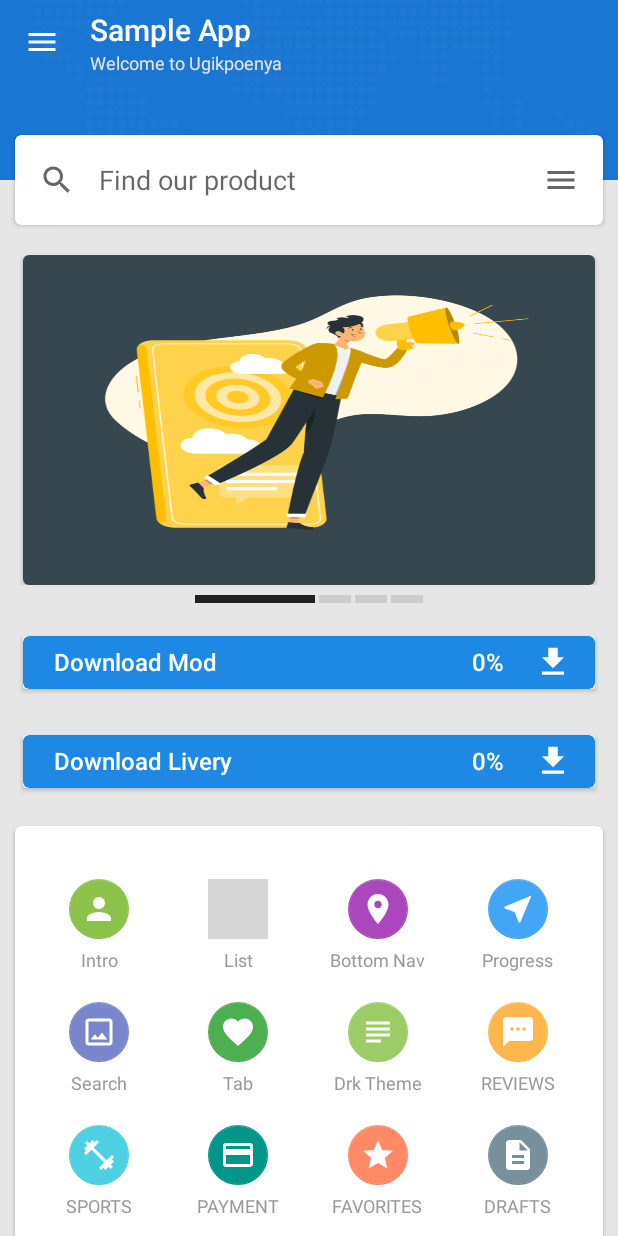
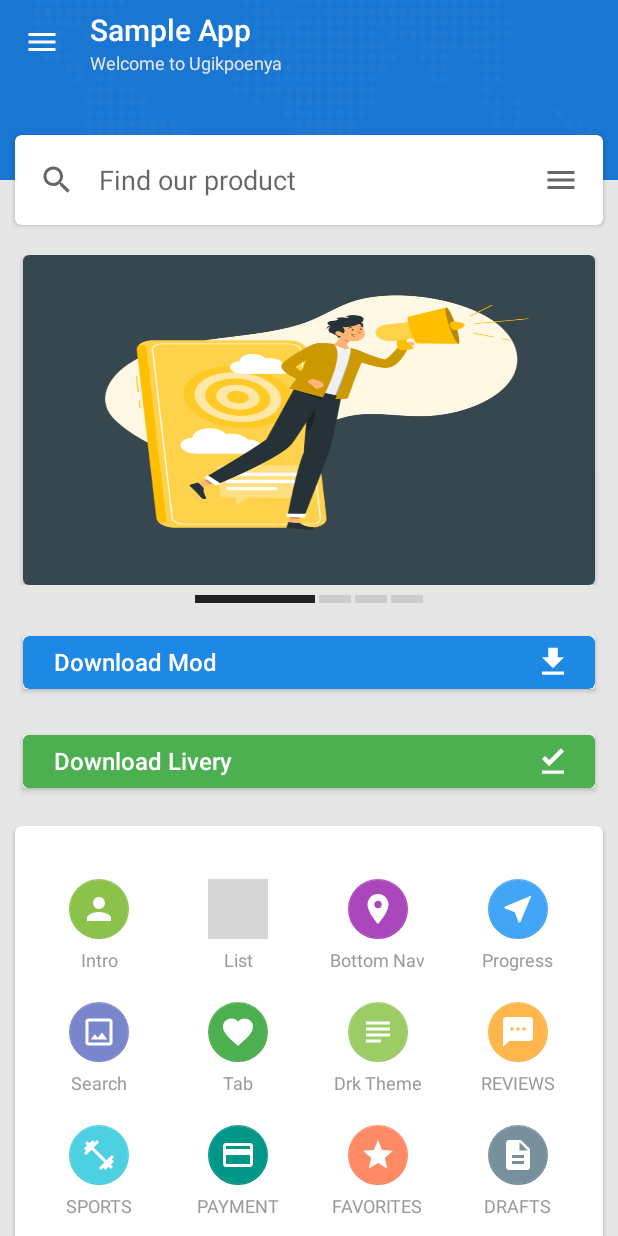
Before and after one commit to ugikpoenya/Android-MaterialX-UI-Design, an Android app: the MainActivity screen opened directly, with no data from a screen before it, on a phone screen of 412 x 824 dp. Run offline under Robolectric (Android 15) with nearby library versions, the phone set to English and light mode, and no system bars; libraries missing offline, so code that uses them is left out: com.ugikpoenya.appmanager; plain views replace MaterialRippleLayout; pictures from the network do not load; grey boxes are pictures that could not be loaded.

Commit message:
Fix download button

```diff
--- a/MaterialXUIDesign/src/main/java/com/ugikpoenya/materialx/ui/design/widget/DownloadButton.kt
+++ b/MaterialXUIDesign/src/main/java/com/ugikpoenya/materialx/ui/design/widget/DownloadButton.kt
@@ -29,9 +29,25 @@ class DownloadButton @JvmOverloads constructor(
         btnDownload = findViewById(R.id.btnDownload)
     }
 
+    fun init(text: String, progress: Int) {
+        progressBar.progress = progress
+        if (progress == 100) {
+            iconImageView.setImageResource(R.drawable.ic_download_done)
+        } else {
+            iconImageView.setImageResource(R.drawable.ic_file_download)
+        }
+
+        statusTextView.text = ""
+        textView.text = text
+    }
+
     fun setProgress(progress: Int) {
         progressBar.progress = progress
         statusTextView.text = "$progress%"
+    }
+
+    fun getProgress(): Int {
+        return progressBar.progress
     }
 
     fun setText(text: String) {
@@ -51,6 +67,7 @@ class DownloadButton @JvmOverloads constructor(
         iconImageView.setImageResource(R.drawable.ic_download_done)
         textView.text = "Downloading Completed"
         progressBar.progress = 100
+        statusTextView.text = ""
     }
 
     fun setOnDownloadClickListener(listener: OnClickListener) {
--- a/app/src/main/java/com/ugikpoenya/sampleapp/MainActivity.java
+++ b/app/src/main/java/com/ugikpoenya/sampleapp/MainActivity.java
@@ -48,17 +48,19 @@ public class MainActivity extends AppCompatActivity {
         }
 
         DownloadButton btnDownload1 = binding.btnDownload1;
-        btnDownload1.setProgress(0);
-        btnDownload1.setText("Download Mod");
+        btnDownload1.init("Download Mod", 0);
         btnDownload1.setOnDownloadClickListener(v -> {
-            startDummyProgress(btnDownload1);
+            if (btnDownload1.getProgress() == 0) {
+                startDummyProgress(btnDownload1);
+            }
         });
 
         DownloadButton btnDownload2 = binding.btnDownload2;
-        btnDownload2.setProgress(0);
-        btnDownload2.setText("Download Livery");
+        btnDownload2.init("Download Livery", 100);
         btnDownload2.setOnDownloadClickListener(v -> {
-            startDummyProgress(btnDownload2);
+            if (btnDownload2.getProgress() == 0) {
+                startDummyProgress(btnDownload2);
+            }
         });
     }
 
```
